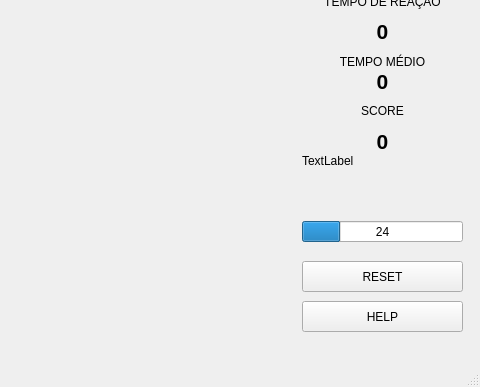
First picture: the form in reaction_time/mainwindow.ui, repository peterwilfride/reaction_time_game, before the edit; both pictures show x 288 to 768 and y 89 to 476 of the 768 by 476 pixel window.
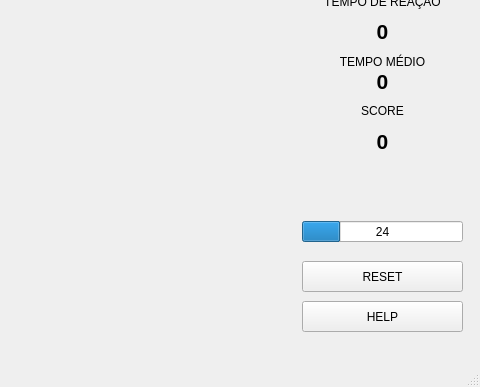
Second picture: the form after the edit.

Commit message: add help button functionality

Patch:
```diff
--- a/reaction_time/mainwindow.ui
+++ b/reaction_time/mainwindow.ui
@@ -208,19 +208,6 @@
      <string>%p</string>
     </property>
    </widget>
-   <widget class="QLabel" name="is_end">
-    <property name="geometry">
-     <rect>
-      <x>590</x>
-      <y>240</y>
-      <width>51</width>
-      <height>19</height>
-     </rect>
-    </property>
-    <property name="text">
-     <string>TextLabel</string>
-    </property>
-   </widget>
   </widget>
   <widget class="QMenuBar" name="menubar">
    <property name="geometry">
```
Left out of the diff: 6 changed lines with no effect on the pictures. The commit also changes 7 other files.
